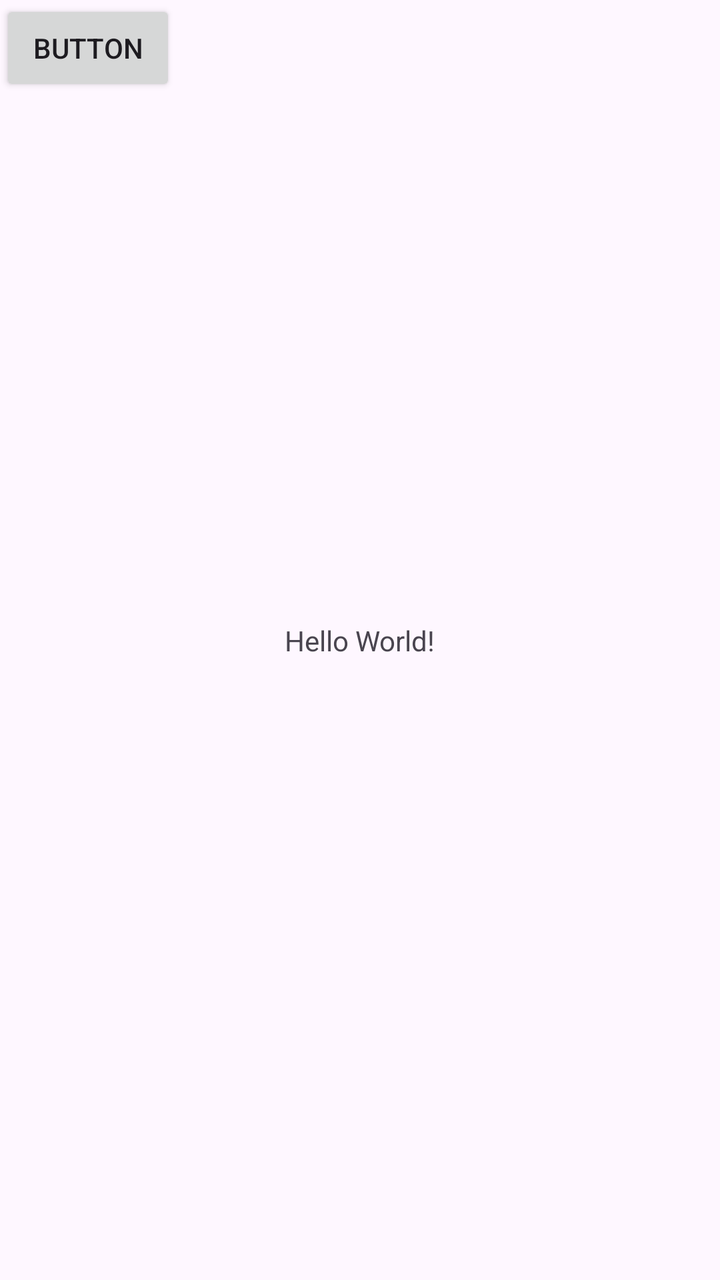
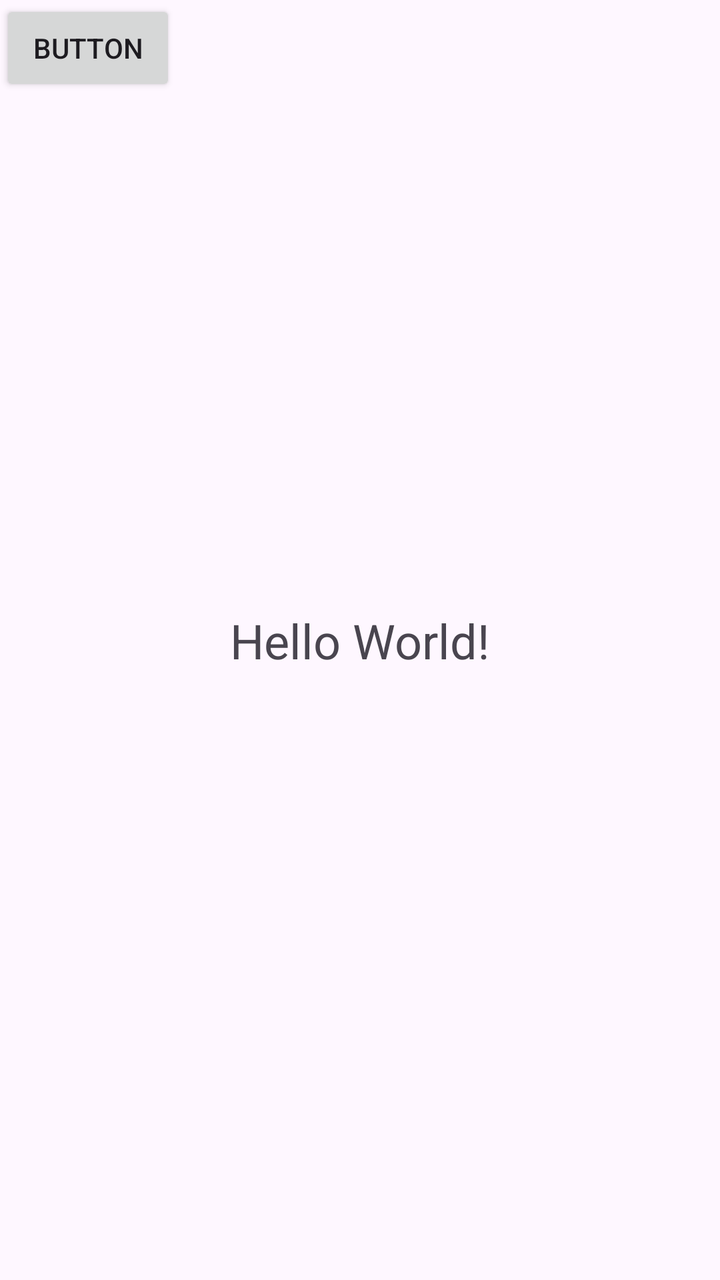

Screens rendered from an Android XML layout before and after an edit, with the pre-edit source and the edit as a unified diff.
<!-- AndroidManifest.xml: application theme Theme.HelloWorld -->
<!-- res/layout/activity_main.xml -->
<?xml version="1.0" encoding="utf-8"?>
<androidx.constraintlayout.widget.ConstraintLayout xmlns:android="http://schemas.android.com/apk/res/android"
    xmlns:app="http://schemas.android.com/apk/res-auto"
    xmlns:tools="http://schemas.android.com/tools"
    android:id="@+id/main"
    android:layout_width="match_parent"
    android:layout_height="match_parent"
    tools:context=".MainActivity">

    <TextView
        android:layout_width="wrap_content"
        android:layout_height="wrap_content"
        android:text="Hello World!"
        app:layout_constraintBottom_toBottomOf="parent"
        app:layout_constraintEnd_toEndOf="parent"
        app:layout_constraintStart_toStartOf="parent"
        app:layout_constraintTop_toTopOf="parent" />

    <Button
        android:id="@+id/button"
        android:layout_width="wrap_content"
        android:layout_height="wrap_content"
        android:text="Button"
        tools:layout_editor_absoluteX="160dp"
        tools:layout_editor_absoluteY="613dp" />

</androidx.constraintlayout.widget.ConstraintLayout>
<!-- resources referenced by this layout -->
<resources>
  <style name="Theme.HelloWorld" parent="Base.Theme.HelloWorld" />
  <style name="Base.Theme.HelloWorld" parent="Theme.Material3.DayNight.NoActionBar">
          
          
      </style>
</resources>

<!-- the commit's change to res/layout/activity_main.xml (unified diff, before → after) -->
@@ -8,9 +8,11 @@
     tools:context=".MainActivity">
 
     <TextView
+        android:id="@+id/Button"
         android:layout_width="wrap_content"
         android:layout_height="wrap_content"
         android:text="Hello World!"
+        android:textSize="24sp"
         app:layout_constraintBottom_toBottomOf="parent"
         app:layout_constraintEnd_toEndOf="parent"
         app:layout_constraintStart_toStartOf="parent"
